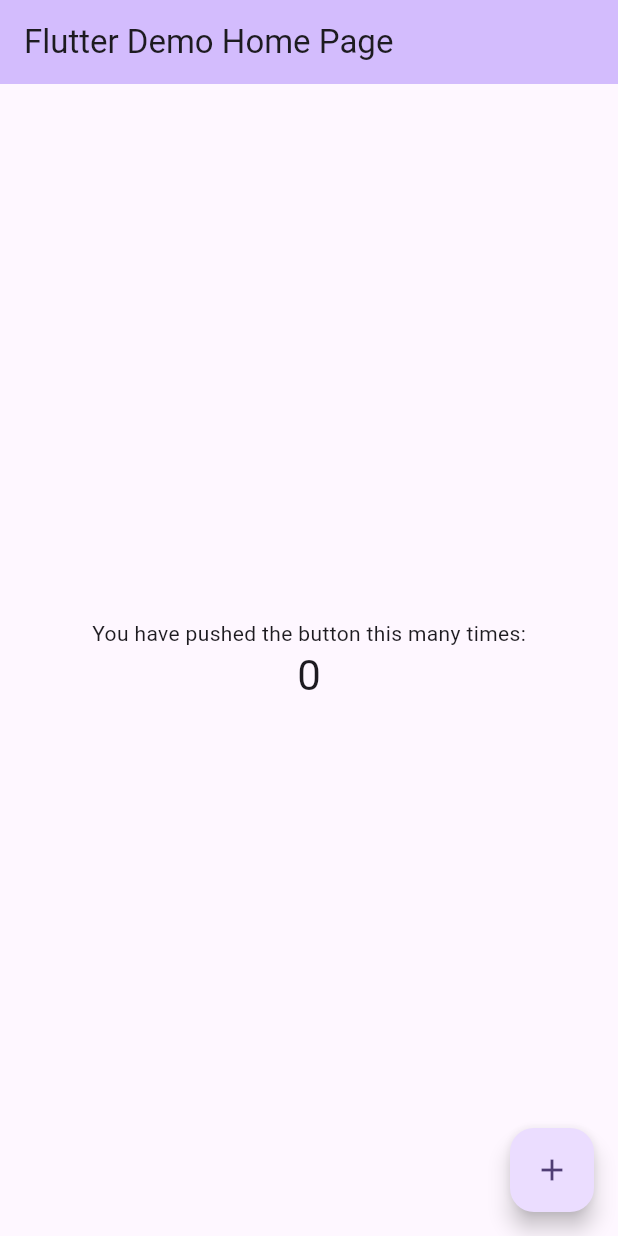
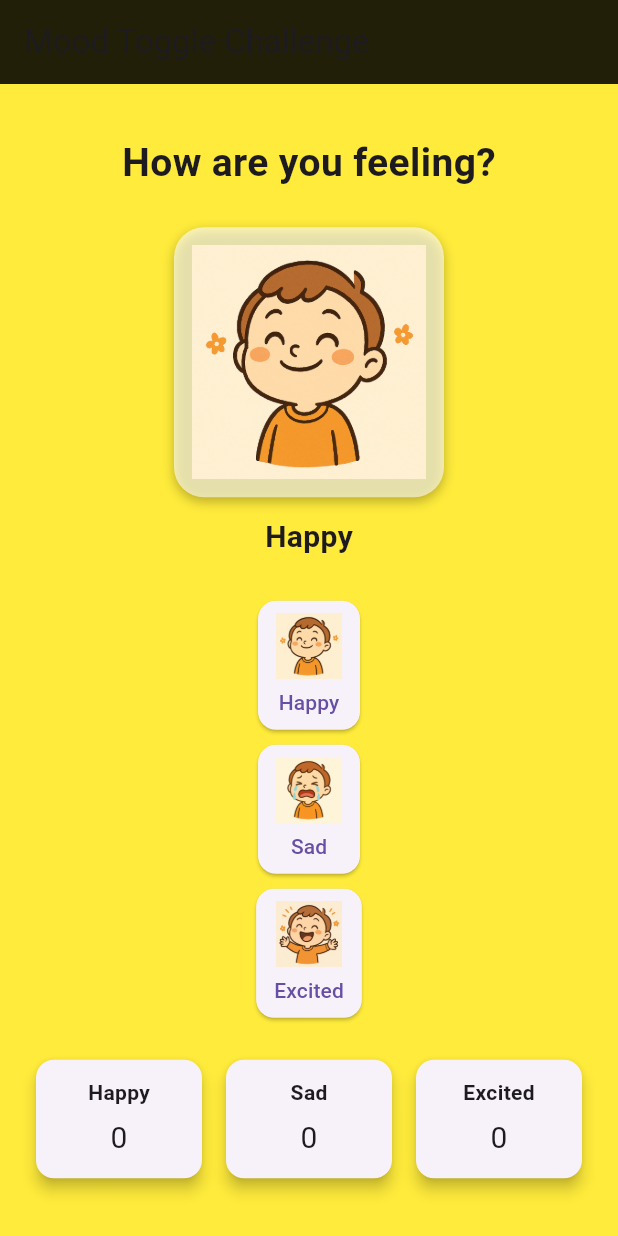
Before and after one commit to sannzay/act7_mad, a Flutter app: the screen it shows after launch, on a phone screen of 412 x 824 dp. Run offline on Flutter 3.47's test engine with Material 3 defaults, Android fonts, the phone set to English and light mode, and no system bars.

Commit message:
add main logic of mood counters

```diff
--- a/lib/main.dart
+++ b/lib/main.dart
@@ -1,122 +1,273 @@
 import 'package:flutter/material.dart';
+import 'package:provider/provider.dart';
 
 void main() {
-  runApp(const MyApp());
+  runApp(
+    ChangeNotifierProvider(
+      create: (_) => MoodModel(),
+      child: const MyApp(),
+    ),
+  );
 }
 
+enum Mood { happy, sad, excited }
+
+class MoodModel with ChangeNotifier {
+  Mood _currentMood = Mood.happy;
+  Color _backgroundColor = Colors.yellow;
+  final Map<String, int> _counts = {
+    'Happy': 0,
+    'Sad': 0,
+    'Excited': 0,
+  };
+
+  Mood get currentMood => _currentMood;
+  Color get backgroundColor => _backgroundColor;
+
+  String get currentMoodLabel {
+    switch (_currentMood) {
+      case Mood.happy:
+        return 'Happy';
+      case Mood.sad:
+        return 'Sad';
+      case Mood.excited:
+        return 'Excited';
+    }
+  }
+
+  String get currentImageAsset {
+    switch (_currentMood) {
+      case Mood.happy:
+        return 'assets/happy.png';
+      case Mood.sad:
+        return 'assets/sad.png';
+      case Mood.excited:
+        return 'assets/excited.png';
+    }
+  }
+
+  Map<String, int> get counts => Map<String, int>.from(_counts);
+
+  void setHappy() {
+    _currentMood = Mood.happy;
+    _backgroundColor = Colors.yellow;
+    _counts['Happy'] = (_counts['Happy'] ?? 0) + 1;
+    notifyListeners();
+  }
+
+  void setSad() {
+    _currentMood = Mood.sad;
+    _backgroundColor = Colors.blue.shade200;
+    _counts['Sad'] = (_counts['Sad'] ?? 0) + 1;
+    notifyListeners();
+  }
+
+  void setExcited() {
+    _currentMood = Mood.excited;
+    _backgroundColor = Colors.deepOrangeAccent.shade100;
+    _counts['Excited'] = (_counts['Excited'] ?? 0) + 1;
+    notifyListeners();
+  }
+}
+
+/// Main App
 class MyApp extends StatelessWidget {
   const MyApp({super.key});
 
-  // This widget is the root of your application.
   @override
   Widget build(BuildContext context) {
     return MaterialApp(
-      title: 'Flutter Demo',
+      title: 'Mood Toggle Challenge',
       theme: ThemeData(
-        // This is the theme of your application.
-        //
-        // TRY THIS: Try running your application with "flutter run". You'll see
-        // the application has a purple toolbar. Then, without quitting the app,
-        // try changing the seedColor in the colorScheme below to Colors.green
-        // and then invoke "hot reload" (save your changes or press the "hot
-        // reload" button in a Flutter-supported IDE, or press "r" if you used
-        // the command line to start the app).
-        //
-        // Notice that the counter didn't reset back to zero; the application
-        // state is not lost during the reload. To reset the state, use hot
-        // restart instead.
-        //
-        // This works for code too, not just values: Most code changes can be
-        // tested with just a hot reload.
-        colorScheme: ColorScheme.fromSeed(seedColor: Colors.deepPurple),
+        useMaterial3: true,
+        primarySwatch: Colors.blue,
       ),
-      home: const MyHomePage(title: 'Flutter Demo Home Page'),
+      home: const HomePage(),
+      debugShowCheckedModeBanner: false,
     );
   }
 }
 
-class MyHomePage extends StatefulWidget {
-  const MyHomePage({super.key, required this.title});
-
-  // This widget is the home page of your application. It is stateful, meaning
-  // that it has a State object (defined below) that contains fields that affect
-  // how it looks.
-
-  // This class is the configuration for the state. It holds the values (in this
-  // case the title) provided by the parent (in this case the App widget) and
-  // used by the build method of the State. Fields in a Widget subclass are
-  // always marked "final".
-
-  final String title;
-
-  @override
-  State<MyHomePage> createState() => _MyHomePageState();
-}
-
-class _MyHomePageState extends State<MyHomePage> {
-  int _counter = 0;
-
-  void _incrementCounter() {
-    setState(() {
-      // This call to setState tells the Flutter framework that something has
-      // changed in this State, which causes it to rerun the build method below
-      // so that the display can reflect the updated values. If we changed
-      // _counter without calling setState(), then the build method would not be
-      // called again, and so nothing would appear to happen.
-      _counter++;
-    });
-  }
+class HomePage extends StatelessWidget {
+  const HomePage({super.key});
 
   @override
   Widget build(BuildContext context) {
-    // This method is rerun every time setState is called, for instance as done
-    // by the _incrementCounter method above.
-    //
-    // The Flutter framework has been optimized to make rerunning build methods
-    // fast, so that you can just rebuild anything that needs updating rather
-    // than having to individually change instances of widgets.
+    final bgColor = context.watch<MoodModel>().backgroundColor;
+
     return Scaffold(
+      backgroundColor: bgColor,
       appBar: AppBar(
-        // TRY THIS: Try changing the color here to a specific color (to
-        // Colors.amber, perhaps?) and trigger a hot reload to see the AppBar
-        // change color while the other colors stay the same.
-        backgroundColor: Theme.of(context).colorScheme.inversePrimary,
-        // Here we take the value from the MyHomePage object that was created by
-        // the App.build method, and use it to set our appbar title.
-        title: Text(widget.title),
+        title: const Text('Mood Toggle Challenge'),
+        backgroundColor: Colors.black87,
       ),
-      body: Center(
-        // Center is a layout widget. It takes a single child and positions it
-        // in the middle of the parent.
-        child: Column(
-          // Column is also a layout widget. It takes a list of children and
-          // arranges them vertically. By default, it sizes itself to fit its
-          // children horizontally, and tries to be as tall as its parent.
-          //
-          // Column has various properties to control how it sizes itself and
-          // how it positions its children. Here we use mainAxisAlignment to
-          // center the children vertically; the main axis here is the vertical
-          // axis because Columns are vertical (the cross axis would be
-          // horizontal).
-          //
-          // TRY THIS: Invoke "debug painting" (choose the "Toggle Debug Paint"
-          // action in the IDE, or press "p" in the console), to see the
-          // wireframe for each widget.
-          mainAxisAlignment: MainAxisAlignment.center,
-          children: <Widget>[
-            const Text('You have pushed the button this many times:'),
-            Text(
-              '$_counter',
-              style: Theme.of(context).textTheme.headlineMedium,
+      body: SafeArea(
+        child: Center(
+          child: SingleChildScrollView(
+            padding: const EdgeInsets.symmetric(horizontal: 20, vertical: 32),
+            child: Column(
+              mainAxisAlignment: MainAxisAlignment.center,
+              children: const [
+                Text(
+                  'How are you feeling?',
+                  style: TextStyle(fontSize: 26, fontWeight: FontWeight.w600),
+                ),
+                SizedBox(height: 24),
+                MoodDisplay(),
+                SizedBox(height: 28),
+                MoodButtons(),
+                SizedBox(height: 24),
+                MoodCounter(),
+              ],
             ),
-          ],
+          ),
         ),
       ),
-      floatingActionButton: FloatingActionButton(
-        onPressed: _incrementCounter,
-        tooltip: 'Increment',
-        child: const Icon(Icons.add),
-      ), // This trailing comma makes auto-formatting nicer for build methods.
     );
   }
 }
+
+class MoodDisplay extends StatelessWidget {
+  const MoodDisplay({super.key});
+
+  @override
+  Widget build(BuildContext context) {
+    return Consumer<MoodModel>(
+      builder: (context, moodModel, child) {
+        final imagePath = moodModel.currentImageAsset;
+        final label = moodModel.currentMoodLabel;
+
+        return Column(
+          children: [
+            Container(
+              width: 180,
+              height: 180,
+              decoration: BoxDecoration(
+                color: Colors.white.withOpacity(0.6),
+                borderRadius: BorderRadius.circular(20),
+                boxShadow: const [
+                  BoxShadow(blurRadius: 6, offset: Offset(0, 3), color: Colors.black26)
+                ],
+              ),
+              child: Padding(
+                padding: const EdgeInsets.all(12.0),
+                child: Image.asset(
+                  imagePath,
+                  fit: BoxFit.contain,
+                ),
+              ),
+            ),
+            const SizedBox(height: 12),
+            Text(
+              label,
+              style: const TextStyle(fontSize: 20, fontWeight: FontWeight.w600),
+            ),
+          ],
+        );
+      },
+    );
+  }
+}
+
+class MoodButtons extends StatelessWidget {
+  const MoodButtons({super.key});
+
+  @override
+  Widget build(BuildContext context) {
+    final model = Provider.of<MoodModel>(context, listen: false);
+
+    Widget moodButton({
+      required String label,
+      required String asset,
+      required VoidCallback onPressed,
+    }) {
+      return ElevatedButton(
+        onPressed: onPressed,
+        style: ElevatedButton.styleFrom(
+          padding: const EdgeInsets.symmetric(horizontal: 12, vertical: 8),
+          shape: RoundedRectangleBorder(borderRadius: BorderRadius.circular(12)),
+        ),
+        child: Column(
+          mainAxisSize: MainAxisSize.min,
+          children: [
+            SizedBox(
+              width: 44,
+              height: 44,
+              child: Image.asset(asset, fit: BoxFit.contain),
+            ),
+            const SizedBox(height: 6),
+            Text(label),
+          ],
+        ),
+      );
+    }
+
+    return LayoutBuilder(builder: (context, constraints) {
+      // if narrow, stack vertically
+      if (constraints.maxWidth < 420) {
+        return Column(
+          mainAxisSize: MainAxisSize.min,
+          children: [
+            moodButton(label: 'Happy', asset: 'assets/happy.png', onPressed: model.setHappy),
+            const SizedBox(height: 10),
+            moodButton(label: 'Sad', asset: 'assets/sad.png', onPressed: model.setSad),
+            const SizedBox(height: 10),
+            moodButton(label: 'Excited', asset: 'assets/excited.png', onPressed: model.setExcited),
+          ],
+        );
+      } else {
+        return Row(
+          mainAxisAlignment: MainAxisAlignment.spaceEvenly,
+          children: [
+            moodButton(label: 'Happy', asset: 'assets/happy.png', onPressed: model.setHappy),
+            moodButton(label: 'Sad', asset: 'assets/sad.png', onPressed: model.setSad),
+            moodButton(label: 'Excited', asset: 'assets/excited.png', onPressed: model.setExcited),
+          ],
+        );
+      }
+    });
+  }
+}
+
+class MoodCounter extends StatelessWidget {
+  const MoodCounter({super.key});
+
+  @override
+  Widget build(BuildContext context) {
+    return Consumer<MoodModel>(
+      builder: (context, moodModel, child) {
+        final counts = moodModel.counts;
+
+        Widget counterCard(String title, int count) {
+          return Expanded(
+            child: Card(
+              elevation: 4,
+              shape: RoundedRectangleBorder(borderRadius: BorderRadius.circular(12)),
+              child: Padding(
+                padding: const EdgeInsets.symmetric(vertical: 12, horizontal: 8),
+                child: Column(
+                  mainAxisSize: MainAxisSize.min,
+                  children: [
+                    Text(title, style: const TextStyle(fontWeight: FontWeight.bold)),
+                    const SizedBox(height: 6),
+                    Text(count.toString(), style: const TextStyle(fontSize: 20)),
+                  ],
+                ),
+              ),
+            ),
+          );
+        }
+
+        return Row(
+          children: [
+            counterCard('Happy', counts['Happy'] ?? 0),
+            const SizedBox(width: 8),
+            counterCard('Sad', counts['Sad'] ?? 0),
+            const SizedBox(width: 8),
+            counterCard('Excited', counts['Excited'] ?? 0),
+          ],
+        );
+      },
+    );
+  }
+}
```
Also changed, not shown: pubspec.lock.
